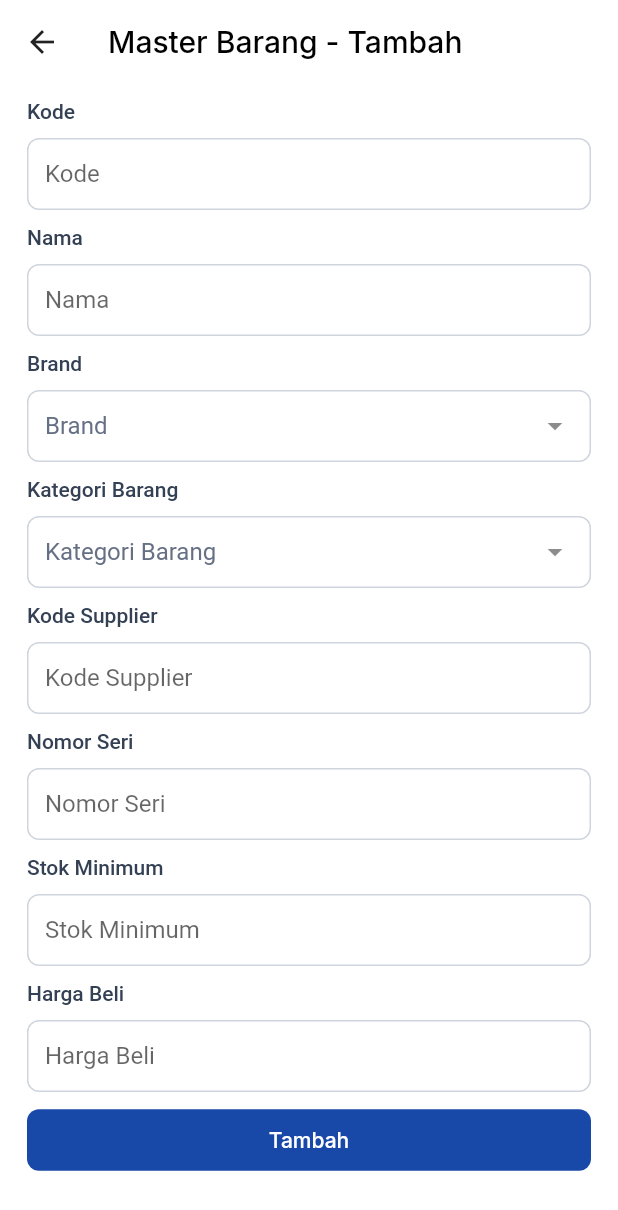
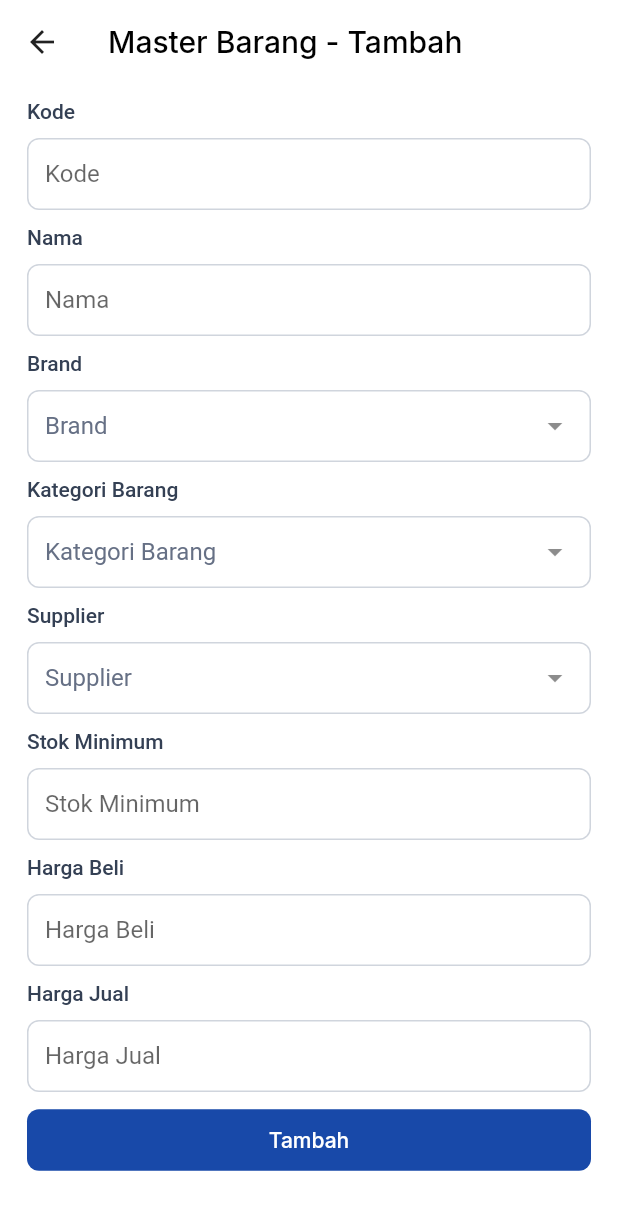
Before and after one commit to iSwirve/project_flutter, a Flutter app: the barang_cru screen opened directly, on a phone screen of 412 x 824 dp. Shown: the top 1210 px of the screen. Run offline on Flutter 3.47's test engine with Material 2 defaults, Android fonts, the phone set to English and light mode, and no system bars; drawn by our look-alikes of dropdown_textfield; our stand-ins replace cloud_firestore, firebase_auth, firebase_core, flutter_riverpod, fluttertoast, focused_menu and 1 more; accounts and stored records are empty.

Commit message:
fix kode supplier di bagian barang

```diff
--- a/lib/pages/master/barang_cru.dart
+++ b/lib/pages/master/barang_cru.dart
@@ -27,18 +27,15 @@ class _barang_cruState extends State<barang_cru> {
   TextEditingController kode = TextEditingController();
   SingleValueDropDownController? brand;
   SingleValueDropDownController? kategori_barang;
-  TextEditingController nomor_seri = TextEditingController();
-  TextEditingController tipe_mobil = TextEditingController();
-  TextEditingController kode_supplier = TextEditingController();
+  SingleValueDropDownController? supplier;
   TextEditingController stok_minimum = TextEditingController();
   TextEditingController satuan = TextEditingController();
-  TextEditingController isi_per_karton = TextEditingController();
-  TextEditingController satuan_karton = TextEditingController();
   TextEditingController harga_beli = TextEditingController();
   TextEditingController harga_jual = TextEditingController();
   TextEditingController keterangan = TextEditingController();
   Map<dynamic, dynamic> BrandData = {};
   Map<dynamic, dynamic> KategoriData = {};
+  Map<dynamic, dynamic> SupplierData = {};
   var title = "Tambah";
 
   CollectionReference _collectionRef =
@@ -47,11 +44,14 @@ class _barang_cruState extends State<barang_cru> {
       FirebaseFirestore.instance.collection('Kategori');
   CollectionReference _collectionRef3 =
       FirebaseFirestore.instance.collection('Barang');
+  CollectionReference _collectionRef4 =
+      FirebaseFirestore.instance.collection('Supplier');
 
   getdata() async {
     QuerySnapshot querySnapshot = await _collectionRef.get();
     QuerySnapshot querySnapshot2 = await _collectionRef2.get();
     QuerySnapshot querySnapshot3 = await _collectionRef3.get();
+    QuerySnapshot querySnapshot4 = await _collectionRef4.get();
 
     final allData = querySnapshot3.docs.map((doc) => doc.data()).toList();
     var ctr = 0;
@@ -63,6 +63,12 @@ class _barang_cruState extends State<barang_cru> {
     ctr = 0;
     querySnapshot2.docs.forEach((element) {
       KategoriData[element.id] = querySnapshot2.docs[ctr]["name"].toString();
+      ctr++;
+    });
+    ctr = 0;
+    querySnapshot4.docs.forEach((element) {
+      SupplierData[element.id] =
+          querySnapshot4.docs[ctr]["nama_supplier"].toString();
       ctr++;
     });
 
@@ -140,8 +146,6 @@ class _barang_cruState extends State<barang_cru> {
                           snapshot.data[widget.index]["nama_barang"] ?? '-';
                       kode.text =
                           snapshot.data[widget.index]["kode_barang"] ?? '-';
-                      kode_supplier.text =
-                          snapshot.data[widget.index]["kode_supplier"] ?? '-';
                       stok_minimum.text =
                           (snapshot.data[widget.index]["stok_minimum"] ?? 0)
                               .toString();
@@ -191,15 +195,16 @@ class _barang_cruState extends State<barang_cru> {
                               ),
                             ),
                           ),
-                          CustomTextField(
-                            text_controller: kode_supplier,
-                            hintText: "Kode Supplier",
-                            title: "Kode Supplier",
-                          ),
-                          CustomTextField(
-                            text_controller: nomor_seri,
-                            hintText: "Nomor Seri",
-                            title: "Nomor Seri",
+                          CustomDropdown(
+                            title: "Supplier",
+                            list: SupplierData,
+                            controller: supplier =
+                                SingleValueDropDownController(
+                              data: DropDownValueModel(
+                                name: "Supplier",
+                                value: "Supplier",
+                              ),
+                            ),
                           ),
                           CustomTextField(
                             text_controller: stok_minimum,
@@ -241,7 +246,7 @@ class _barang_cruState extends State<barang_cru> {
                   'nama_barang': nama.text.toString(),
                   'harga_beli': harga_beli.text.toString(),
                   'harga_jual': harga_jual.text.toString(),
-                  'kode_supplier': kode_supplier.text.toString(),
+                  'kode_supplier': supplier!.dropDownValue!.value.toString(),
                   'keterangan': keterangan.text.toString(),
                   'stok_minimum': stok_minimum.text.toString(),
                 };
```
Also changed, not shown: lib/pages/master/barang_detail.dart (+20 -9 lines).
